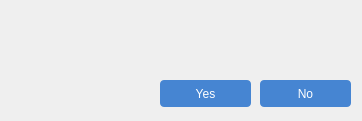
PeZoi/Manage_Employee_App, file ManageEmployee/DialogConfirm.ui: the form before one commit.
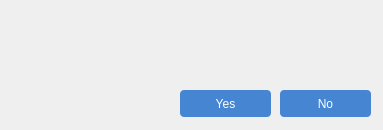
The form after the commit. Icons and pictures are not drawn.

Diff of the .ui file:
```diff
--- a/ManageEmployee/DialogConfirm.ui
+++ b/ManageEmployee/DialogConfirm.ui
@@ -6,8 +6,8 @@
    <rect>
     <x>0</x>
     <y>0</y>
-    <width>362</width>
-    <height>121</height>
+    <width>383</width>
+    <height>130</height>
    </rect>
   </property>
   <property name="windowTitle">
@@ -40,8 +40,8 @@
     <rect>
      <x>80</x>
      <y>20</y>
-     <width>271</width>
-     <height>41</height>
+     <width>291</width>
+     <height>51</height>
     </rect>
    </property>
    <property name="text">
@@ -54,8 +54,8 @@
   <widget class="QPushButton" name="btn_no">
    <property name="geometry">
     <rect>
-     <x>260</x>
-     <y>80</y>
+     <x>280</x>
+     <y>90</y>
      <width>91</width>
      <height>27</height>
     </rect>
@@ -89,8 +89,8 @@
   <widget class="QPushButton" name="btn_yes">
    <property name="geometry">
     <rect>
-     <x>160</x>
-     <y>80</y>
+     <x>180</x>
+     <y>90</y>
      <width>91</width>
      <height>27</height>
     </rect>
```
